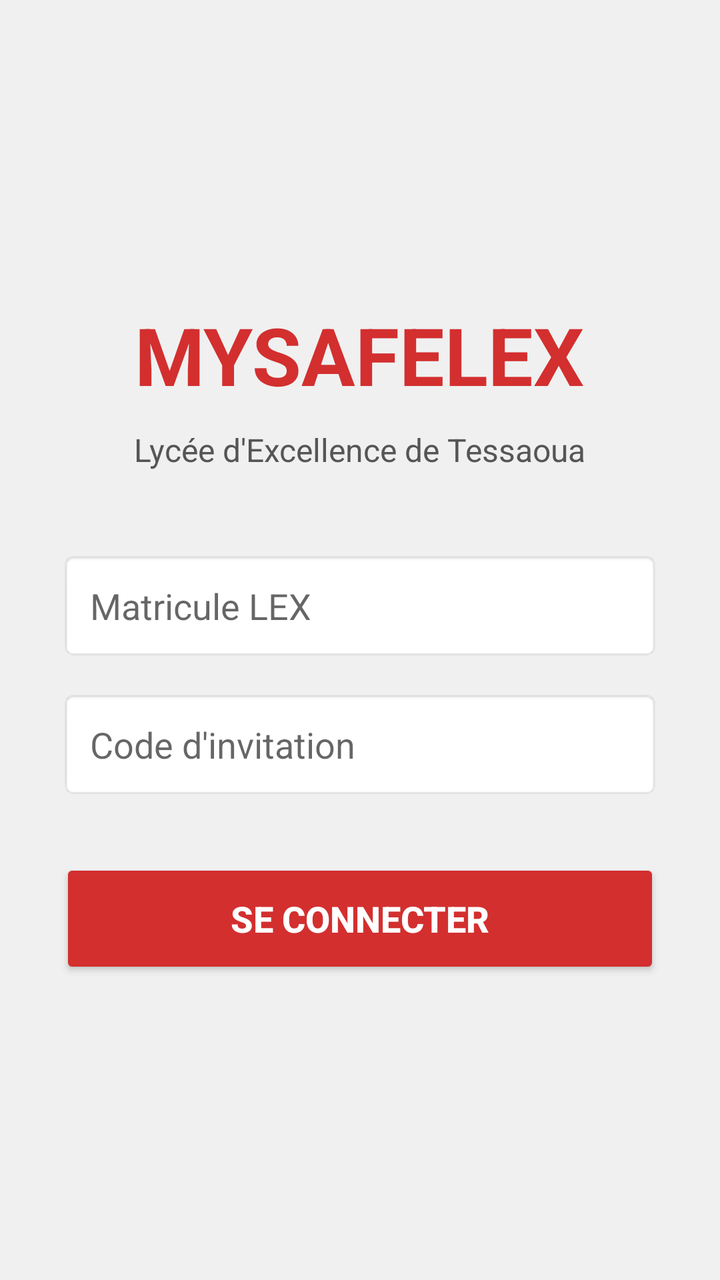
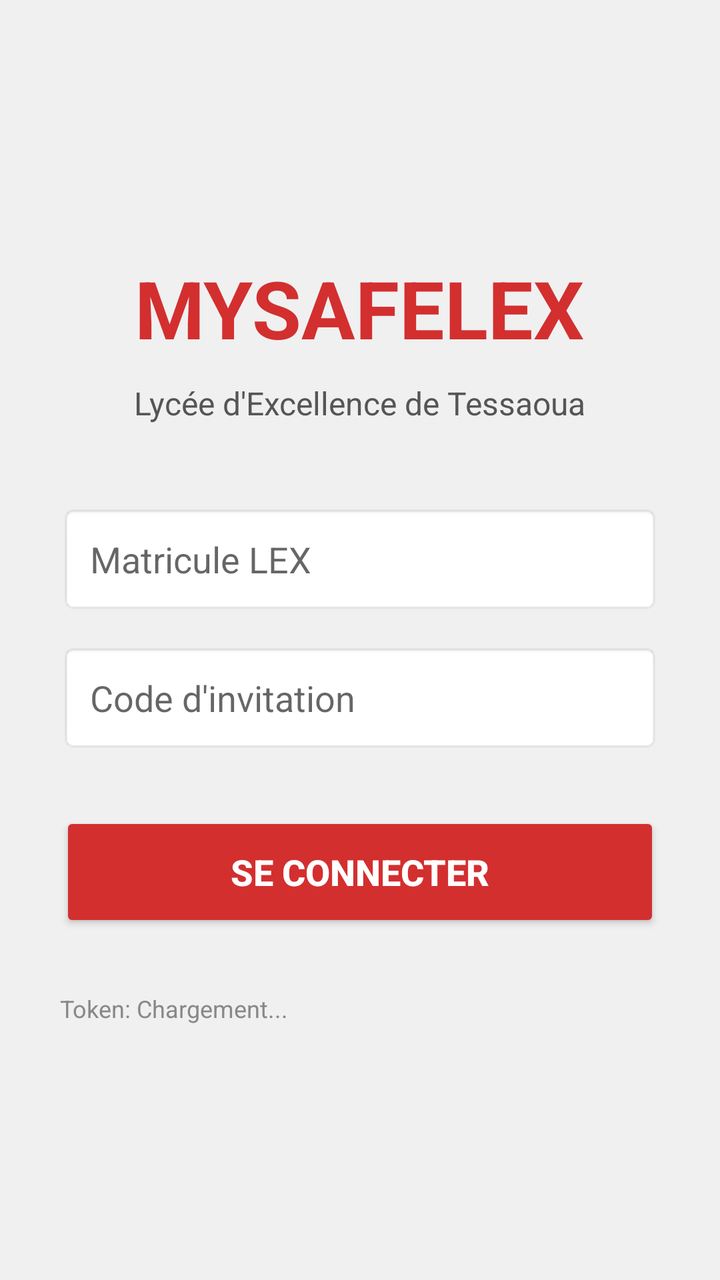

Two renders of the same Android screen: before a commit and after it. Below are the layout's source before the change and the commit's diff.
<!-- AndroidManifest.xml: application theme Theme.AppCompat.Light.NoActionBar -->
<!-- res/layout/activity_main.xml -->
<?xml version="1.0" encoding="utf-8"?>
<LinearLayout xmlns:android="http://schemas.android.com/apk/res/android"
    android:layout_width="match_parent"
    android:layout_height="match_parent"
    android:orientation="vertical"
    android:gravity="center"
    android:background="#F0F0F0"
    android:padding="30dp">

    
    <TextView
        android:layout_width="wrap_content"
        android:layout_height="wrap_content"
        android:text="MYSAFELEX"
        android:textSize="40sp"
        android:textStyle="bold"
        android:textColor="#D32F2F"
        android:layout_marginBottom="10dp" />

    <TextView
        android:layout_width="wrap_content"
        android:layout_height="wrap_content"
        android:text="Lycée d'Excellence de Tessaoua"
        android:textSize="16sp"
        android:textColor="#555555"
        android:layout_marginBottom="40dp" />

    
    <EditText
        android:id="@+id/editMatricule"
        android:layout_width="match_parent"
        android:layout_height="wrap_content"
        android:hint="Matricule LEX"
        android:inputType="text"
        android:padding="15dp"
        android:background="@android:drawable/editbox_background" />

    
    <EditText
        android:id="@+id/editInviteCode"
        android:layout_width="match_parent"
        android:layout_height="wrap_content"
        android:hint="Code d'invitation"
        android:inputType="textPassword"
        android:padding="15dp"
        android:layout_marginTop="15dp"
        android:background="@android:drawable/editbox_background" />

    
    <Button
        android:id="@+id/btnLogin"
        android:layout_width="match_parent"
        android:layout_height="60dp"
        android:text="SE CONNECTER"
        android:textSize="18sp"
        android:textStyle="bold"
        android:backgroundTint="#D32F2F"
        android:textColor="#FFFFFF"
        android:layout_marginTop="30dp" />

</LinearLayout>
<!-- resources referenced by this layout -->
<resources>

</resources>

<!-- the commit's change to res/layout/activity_main.xml (unified diff, before → after) -->
@@ -57,5 +57,13 @@
         android:backgroundTint="#D32F2F"
         android:textColor="#FFFFFF"
         android:layout_marginTop="30dp" />
-
+        <TextView
+        android:id="@+id/txtToken"
+        android:layout_width="match_parent"
+        android:layout_height="wrap_content"
+        android:text="Token: Chargement..."
+        android:textSize="12sp"
+        android:textColor="#888888"
+        android:layout_marginTop="30dp"
+        android:breakStrategy="simple" />
 </LinearLayout>
